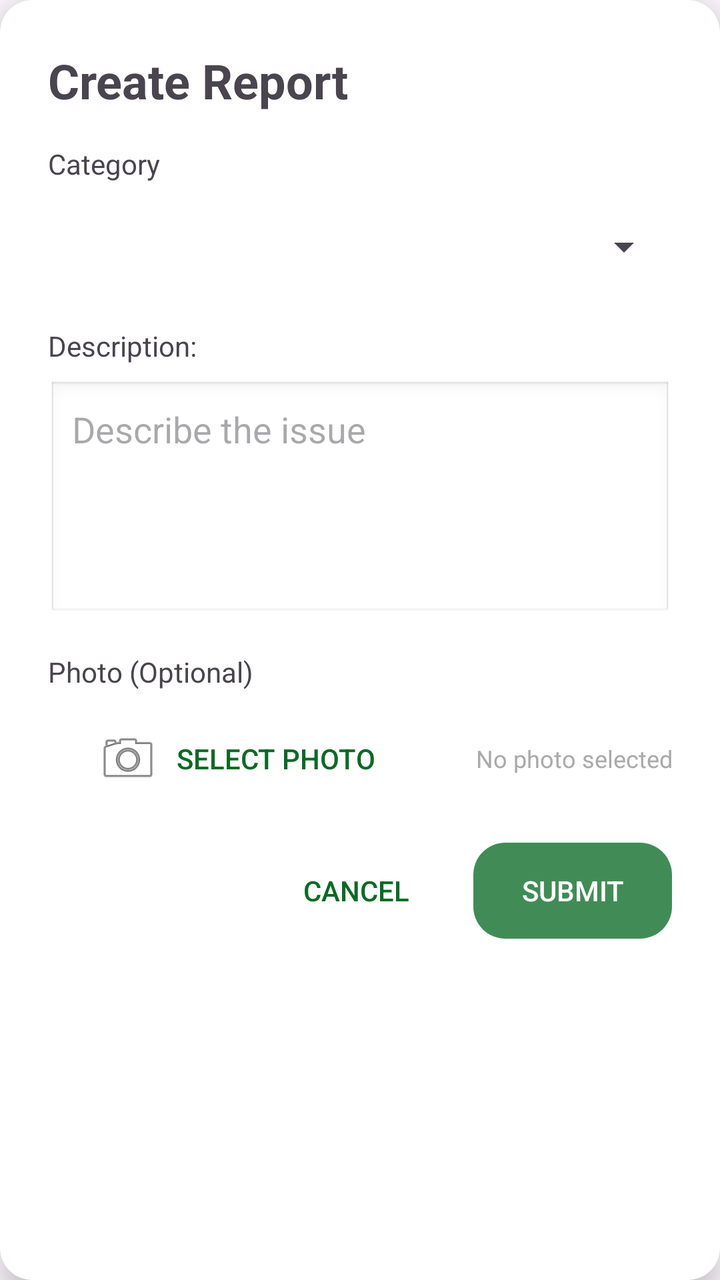
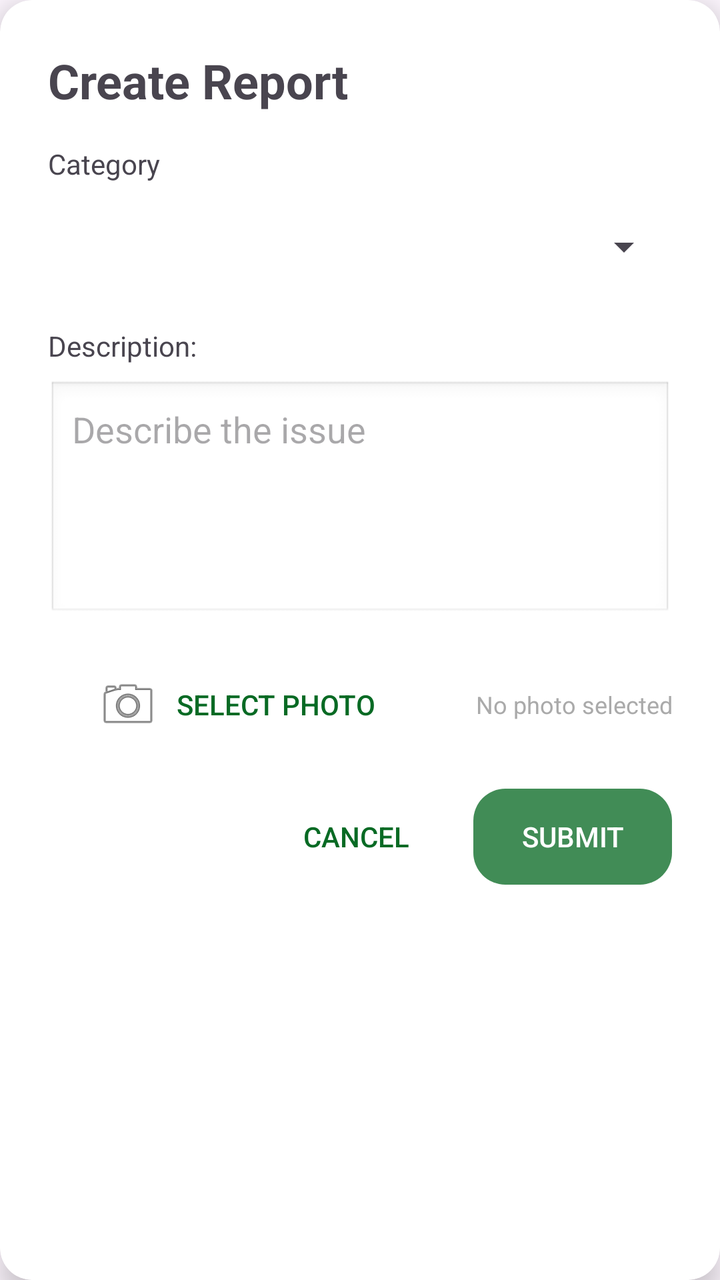

Two renders of the same Android screen: before a commit and after it. Below are the layout's source before the change and the commit's diff.
<!-- AndroidManifest.xml: application theme Theme.Civix -->
<!-- res/layout/dialog_create_report.xml -->
<?xml version="1.0" encoding="utf-8"?>
<androidx.cardview.widget.CardView xmlns:android="http://schemas.android.com/apk/res/android"
    xmlns:app="http://schemas.android.com/apk/res-auto"
    android:layout_width="match_parent"
    android:layout_height="wrap_content"
    android:layout_margin="32dp"
    app:cardCornerRadius="16dp"
    app:cardElevation="8dp">

    <LinearLayout
        android:layout_width="match_parent"
        android:layout_height="wrap_content"
        android:orientation="vertical"
        android:padding="24dp">

        <TextView
            android:id="@+id/dialog_title"
            android:layout_width="match_parent"
            android:layout_height="wrap_content"
            android:text="@string/create_report_title"
            android:textSize="24sp"
            android:textStyle="bold"
            android:layout_marginBottom="16dp" />

        <TextView
            android:layout_width="match_parent"
            android:layout_height="wrap_content"
            android:text="@string/report_category"
            android:textSize="14sp"
            android:layout_marginBottom="8dp" />

        <Spinner
            android:id="@+id/category_spinner"
            android:layout_width="match_parent"
            android:layout_height="wrap_content"
            android:minHeight="48dp"
            android:layout_marginBottom="16dp" />

        <TextView
            android:layout_width="match_parent"
            android:layout_height="wrap_content"
            android:text="@string/report_description"
            android:textSize="14sp"
            android:layout_marginBottom="8dp" />

        <EditText
            android:id="@+id/description_input"
            android:layout_width="match_parent"
            android:layout_height="120dp"
            android:hint="@string/report_description_hint"
            android:gravity="top"
            android:inputType="textMultiLine"
            android:padding="12dp"
            android:background="@android:drawable/edit_text"
            android:layout_marginBottom="16dp" />

        <TextView
            android:layout_width="match_parent"
            android:layout_height="wrap_content"
            android:text="@string/report_photo"
            android:textSize="14sp"
            android:layout_marginBottom="8dp" />

        <LinearLayout
            android:layout_width="match_parent"
            android:layout_height="wrap_content"
            android:orientation="horizontal"
            android:layout_marginBottom="16dp">

            <Button
                android:id="@+id/select_photo_button"
                style="@style/Widget.AppCompat.Button.Borderless"
                android:layout_width="wrap_content"
                android:layout_height="wrap_content"
                android:text="@string/select_photo"
                android:textColor="@color/primary"
                android:drawableLeft="@android:drawable/ic_menu_camera"
                android:drawablePadding="8dp" />

            <TextView
                android:id="@+id/photo_status_text"
                android:layout_width="wrap_content"
                android:layout_height="wrap_content"
                android:layout_gravity="center_vertical"
                android:layout_marginStart="8dp"
                android:layout_weight="1"
                android:text="@string/no_photo_selected"
                android:textColor="@android:color/darker_gray"
                android:textAlignment="textEnd"
                android:textSize="12sp" />
        </LinearLayout>

        <ImageView
            android:id="@+id/photo_preview"
            android:layout_width="match_parent"
            android:layout_height="200dp"
            android:scaleType="centerCrop"
            android:visibility="gone"
            android:layout_marginBottom="16dp"
            android:contentDescription="@string/photo_preview" />

        <LinearLayout
            android:layout_width="match_parent"
            android:layout_height="wrap_content"
            android:orientation="horizontal"
            android:gravity="end">

            <Button
                android:id="@+id/cancel_button"
                style="@style/Widget.AppCompat.Button.Borderless"
                android:layout_width="wrap_content"
                android:layout_height="wrap_content"
                android:text="@string/report_cancel"
                android:textColor="@color/primary"
                android:layout_marginEnd="8dp" />

            <Button
                android:id="@+id/submit_button"
                style="@style/Widget.AppCompat.Button.Borderless.Colored"
                android:layout_width="wrap_content"
                android:layout_height="wrap_content"
                android:text="@string/report_submit"
                android:background="@drawable/rounded_button_background"
                android:textColor="@color/white" />
        </LinearLayout>
    </LinearLayout>
</androidx.cardview.widget.CardView>
<!-- resources referenced by this layout -->
<resources>
  <color name="primary">#086a24</color>
  <color name="white">#FFFFFFFF</color>
  <!-- drawable rounded_button_background (drawable) -->
  <?xml version="1.0" encoding="utf-8"?>
  <shape xmlns:android="http://schemas.android.com/apk/res/android"
      android:shape="rectangle">
      <solid android:color="#c4086a24" />
      <corners android:radius="16sp" />
  </shape>
  <string name="create_report_title">Create Report</string>
  <string name="no_photo_selected">No photo selected</string>
  <string name="photo_preview">Photo preview</string>
  <string name="report_cancel">Cancel</string>
  <string name="report_category">Category</string>
  <string name="report_description">Description:</string>
  <string name="report_description_hint">Describe the issue</string>
  <string name="report_photo">Photo (Optional)</string>
  <string name="report_submit">Submit</string>
  <string name="select_photo">Select Photo</string>
  <style name="Theme.Civix" parent="Base.Theme.Civix" />
  <style name="Base.Theme.Civix" parent="Theme.Material3.DayNight.NoActionBar">
  
           <item name="colorPrimary">@color/primary</item>
      </style>
</resources>

<!-- the commit's change to res/layout/dialog_create_report.xml (unified diff, before → after) -->
@@ -53,13 +53,6 @@
             android:padding="12dp"
             android:background="@android:drawable/edit_text"
             android:layout_marginBottom="16dp" />
-
-        <TextView
-            android:layout_width="match_parent"
-            android:layout_height="wrap_content"
-            android:text="@string/report_photo"
-            android:textSize="14sp"
-            android:layout_marginBottom="8dp" />
 
         <LinearLayout
             android:layout_width="match_parent"
<!-- resource entries referenced after the edit -->
@@ -16,7 +16,6 @@
   <string name="report_category">Category</string>
   <string name="report_description">Description:</string>
   <string name="report_description_hint">Describe the issue</string>
-  <string name="report_photo">Photo (Optional)</string>
   <string name="report_submit">Submit</string>
   <string name="select_photo">Select Photo</string>
   <style name="Theme.Civix" parent="Base.Theme.Civix" />
